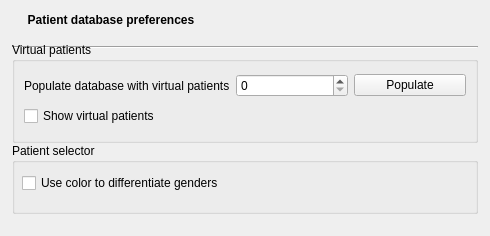
First picture: the form in plugins/patientbaseplugin/patientbasepreferencespage.ui, repository FreeHealth/freehealth, before the edit.
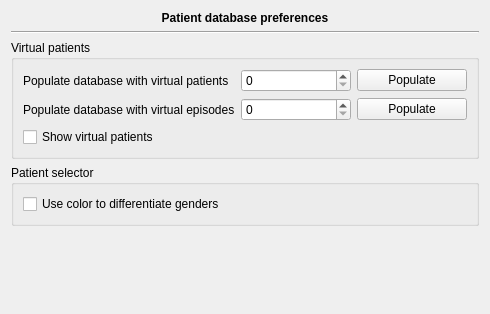
Second picture: the form after the edit.

Commit message:
PatientBase: - Creating virtual episodes
Utils::Randomizer
- correcting randomDate, adding some new methods

Utils::Database
- two new methods (select without conditions)

Patch:
```diff
--- a/plugins/patientbaseplugin/patientbasepreferencespage.ui
+++ b/plugins/patientbaseplugin/patientbasepreferencespage.ui
@@ -7,21 +7,15 @@
     <x>0</x>
     <y>0</y>
     <width>490</width>
-    <height>236</height>
+    <height>314</height>
    </rect>
   </property>
   <property name="windowTitle">
    <string>Form</string>
   </property>
+  <layout class="QGridLayout" name="gridLayout_2">
+   <item row="0" column="0">
   <widget class="QLabel" name="label">
-   <property name="geometry">
-    <rect>
-     <x>12</x>
-     <y>12</y>
-     <width>198</width>
-     <height>16</height>
-    </rect>
-   </property>
    <property name="font">
     <font>
      <weight>75</weight>
@@ -35,28 +29,16 @@
     <set>Qt::AlignCenter</set>
    </property>
   </widget>
+   </item>
+   <item row="1" column="0">
   <widget class="Line" name="line">
-   <property name="geometry">
-    <rect>
-     <x>12</x>
-     <y>39</y>
-     <width>466</width>
-     <height>16</height>
-    </rect>
-   </property>
    <property name="orientation">
     <enum>Qt::Horizontal</enum>
    </property>
   </widget>
+   </item>
+   <item row="2" column="0">
   <widget class="QGroupBox" name="groupBox">
-   <property name="geometry">
-    <rect>
-     <x>12</x>
-     <y>42</y>
-     <width>466</width>
-     <height>101</height>
-    </rect>
-   </property>
    <property name="title">
     <string>Virtual patients</string>
    </property>
@@ -92,34 +74,56 @@
       </property>
      </widget>
     </item>
-   </layout>
-  </widget>
+      <item row="1" column="0">
+       <widget class="QLabel" name="label_3">
+        <property name="text">
+         <string>Populate database with virtual episodes</string>
+        </property>
+       </widget>
+      </item>
+      <item row="1" column="1">
+       <widget class="QSpinBox" name="nbVirtualEpisodes"/>
+      </item>
+      <item row="1" column="2">
+       <widget class="QPushButton" name="populateEpisodes">
+        <property name="text">
+         <string>Populate</string>
+        </property>
+       </widget>
+      </item>
+     </layout>
+    </widget>
+   </item>
+   <item row="3" column="0">
   <widget class="QGroupBox" name="groupBox_2">
-   <property name="geometry">
-    <rect>
-     <x>12</x>
-     <y>143</y>
-     <width>466</width>
-     <height>71</height>
-    </rect>
-   </property>
    <property name="title">
     <string>Patient selector</string>
    </property>
+     <layout class="QGridLayout" name="gridLayout_3">
+      <item row="0" column="0">
    <widget class="QCheckBox" name="genderColor">
-    <property name="geometry">
-     <rect>
-      <x>10</x>
-      <y>30</y>
-      <width>281</width>
-      <height>20</height>
-     </rect>
-    </property>
     <property name="text">
      <string>Use color to differentiate genders</string>
     </property>
    </widget>
-  </widget>
+      </item>
+     </layout>
+    </widget>
+   </item>
+   <item row="4" column="0">
+    <spacer name="verticalSpacer">
+     <property name="orientation">
+      <enum>Qt::Vertical</enum>
+     </property>
+     <property name="sizeHint" stdset="0">
+      <size>
+       <width>20</width>
+       <height>40</height>
+      </size>
+     </property>
+    </spacer>
+   </item>
+  </layout>
  </widget>
  <resources/>
  <connections/>
```
Lines whose indentation alone changed are shown as unchanged. The commit also changes 10 other files.
